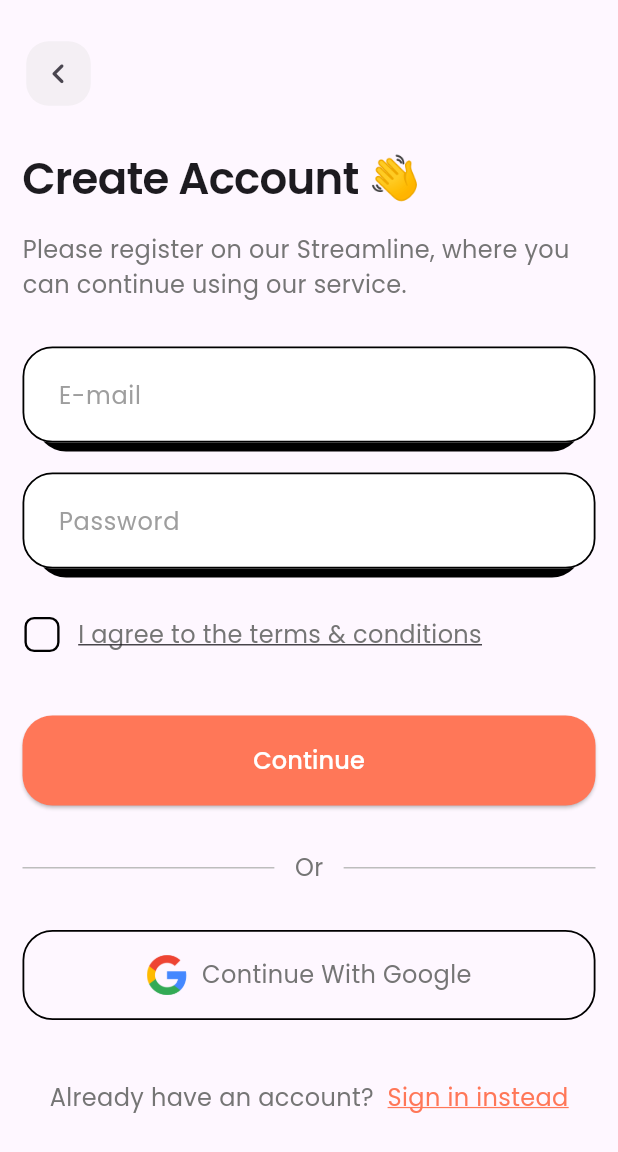
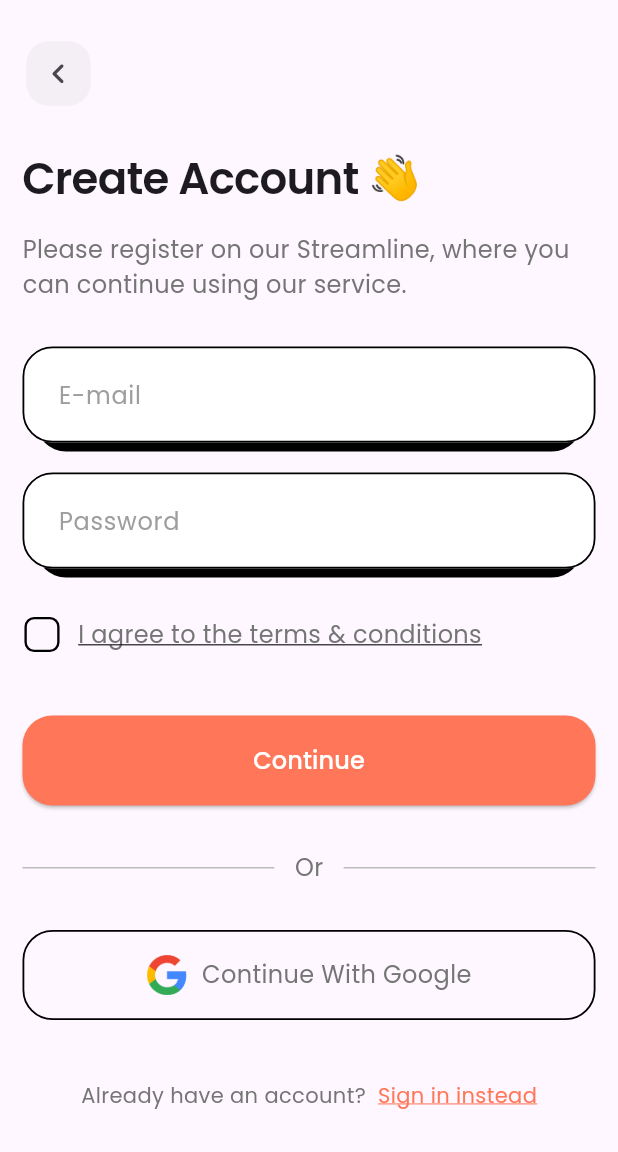
Before and after one commit to niteshpaudel/To-Do-List-App-In-Flutter, a Flutter app: the screen it shows after launch, on a phone screen of 412 x 824 dp. Shown: the top 1152 px of the screen. Run offline on Flutter 3.47's test engine with Material 3 defaults, Android fonts, the phone set to English and light mode, and no system bars.

Commit message:
Fixed Overflow Bug

```diff
--- a/lib/screens/sign_up.dart
+++ b/lib/screens/sign_up.dart
@@ -1,6 +1,5 @@
-import 'package:flutter/cupertino.dart';
 import 'package:flutter/material.dart';
-import 'package:flutter/widgets.dart';
+import 'package:to_do_list_app/screens/home_screen.dart';
 import 'package:to_do_list_app/widgets/text_field_widget.dart';
 
 class SignUpScreen extends StatefulWidget {
@@ -17,6 +16,7 @@ class _SignUpScreenState extends State<SignUpScreen> {
   Widget build(BuildContext context) {
     return SafeArea(
         child: Scaffold(
+          resizeToAvoidBottomInset: false,
       body: Container(
         padding: const EdgeInsets.fromLTRB(15, 25, 15, 0),
         height: MediaQuery.of(context).size.height,
@@ -123,7 +123,10 @@ class _SignUpScreenState extends State<SignUpScreen> {
                   fixedSize: MaterialStateProperty.all<Size>(
                     Size(MediaQuery.of(context).size.width, 60),
                   )),
-              onPressed: () {},
+              onPressed: () {
+                Navigator.pushReplacement(
+                    context, MaterialPageRoute(builder: (context)=>const HomeScreen()));
+              },
               child: const Text(
                 'Continue',
                 style: TextStyle(
@@ -190,12 +193,12 @@ class _SignUpScreenState extends State<SignUpScreen> {
               children: [
                 Text(
                   'Already have an account?  ',
-                  style: TextStyle(fontSize: 16, color: Colors.grey.shade600),
+                  style: TextStyle(fontSize: 14, color: Colors.grey.shade600),
                 ),
                 const Text(
                   'Sign in instead',
                   style: TextStyle(
-                    fontSize: 16,
+                    fontSize: 14,
                     color: Color.fromARGB(255, 255, 119, 88),
                     decoration: TextDecoration.underline,
                     decorationColor: Color.fromARGB(255, 255, 119, 88),
```
